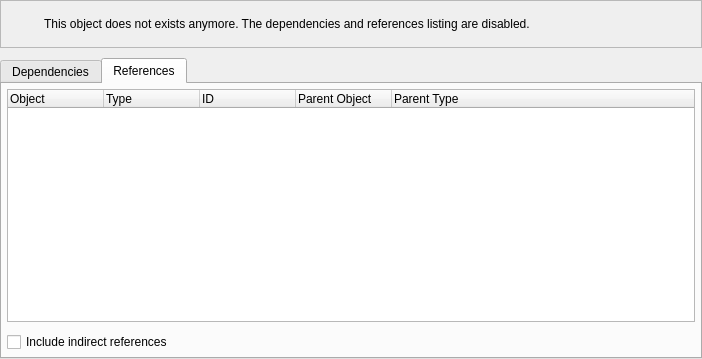
Before: the Qt Designer form libs/libgui/ui/widgets/objectdepsrefswidget.ui in pgmodeler/pgmodeler, drawn with Qt 5.
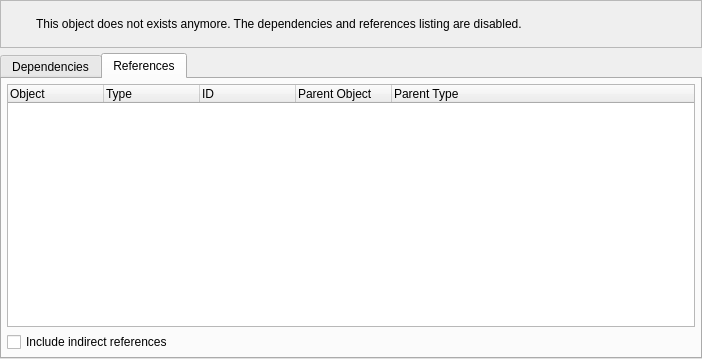
After: the same form once the commit is applied. The open tabs and pages were chosen to show the change. Icons and pictures are not drawn.

Commit message: Adjusted the layouts spacing in ui/tools/* and ui/widget/*

Patch:
```diff
--- a/libs/libgui/ui/widgets/objectdepsrefswidget.ui
+++ b/libs/libgui/ui/widgets/objectdepsrefswidget.ui
@@ -31,7 +31,7 @@
     <number>0</number>
    </property>
    <property name="spacing">
-    <number>10</number>
+    <number>5</number>
    </property>
    <item row="1" column="0">
     <widget class="QTabWidget" name="tabWidget">
@@ -221,7 +221,7 @@
         <number>5</number>
        </property>
        <property name="spacing">
-        <number>10</number>
+        <number>5</number>
        </property>
        <item row="0" column="0">
         <widget class="QTableWidget" name="references_tbw">
@@ -394,12 +394,15 @@
       <property name="bottomMargin">
        <number>5</number>
       </property>
+      <property name="spacing">
+       <number>5</number>
+      </property>
       <item row="0" column="0">
        <widget class="QLabel" name="icon_lbl">
         <property name="maximumSize">
          <size>
-          <width>32</width>
-          <height>32</height>
+          <width>25</width>
+          <height>25</height>
          </size>
         </property>
         <property name="font">
```
Left out of the diff: 4 changed lines with no effect on the pictures. The commit also changes 41 other files.
